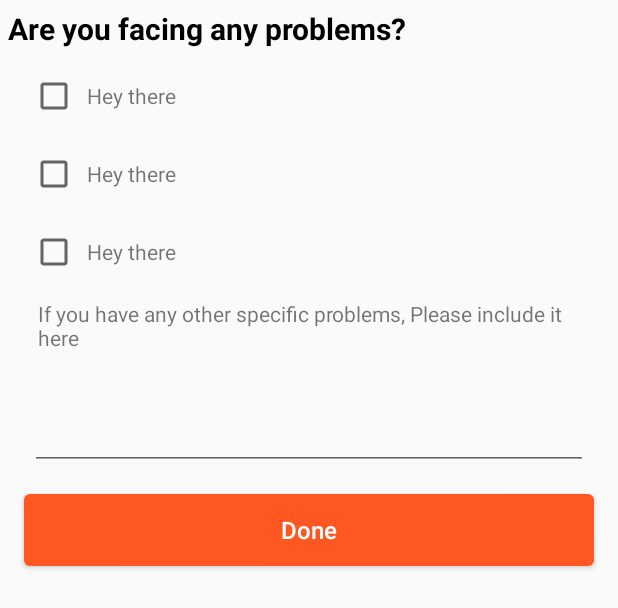
After one commit to KashyapBhat/QuarantineMe, an Android app: the layout select_health_issue.xml on its own in the app's theme, with its tools: preview values and no code run, on a phone screen of 412 x 824 dp. The commit adds this screen. Shown: the top 608 px of the screen. Run offline under Robolectric (Android 15) with nearby library versions, the phone set to English and light mode, and no system bars.

Commit message:
--- bottomsheet for issues added

```diff
--- a/app/src/main/java/kashyap/in/yajurvedaproject/ProfileFragment.kt
+++ b/app/src/main/java/kashyap/in/yajurvedaproject/ProfileFragment.kt
@@ -8,6 +8,7 @@ import android.view.ViewGroup
 import com.google.firebase.firestore.FirebaseFirestore
 import kashyap.`in`.yajurvedaproject.base.BaseFragment
 import kashyap.`in`.yajurvedaproject.common.HOME_ADDRESS
+import kashyap.`in`.yajurvedaproject.common.PROFILE_DOC
 import kashyap.`in`.yajurvedaproject.common.USER_EMAIL
 import kashyap.`in`.yajurvedaproject.common.USER_NAME
 import kashyap.`in`.yajurvedaproject.utils.PrefUtils
@@ -72,7 +73,7 @@ class ProfileFragment : BaseFragment() {
         )
         val db = FirebaseFirestore.getInstance()
         db.collection(PrefUtils.userId(context))
-            .document("2Profile")
+            .document(PROFILE_DOC)
             .set(init)
             .addOnSuccessListener { documentReference ->
                 Log.d("TAG", "DocumentSnapshot added with ID: $documentReference")
--- a/app/src/main/java/kashyap/in/yajurvedaproject/common/Constants.kt
+++ b/app/src/main/java/kashyap/in/yajurvedaproject/common/Constants.kt
@@ -49,7 +49,13 @@ const val USER_PHONE_NUMBER = "UserPhoneNumber"
 const val USER_ID = "UserID"
 const val USER_NAME = "UserName"
 const val USER_EMAIL = "UserEmail"
+const val ISSUE_SELECTED = "IssuesSelected"
+const val WRITTEN_ISSUE = "WrittenIssue"
 
+// Firebase Document Names
+const val INIT_DOC = "1Init"
+const val PROFILE_DOC = "2Profile"
+const val ISSUES_DOC = "3Issues"
 
 //View related
 
--- a/app/src/main/java/kashyap/in/yajurvedaproject/models/Quarantine.kt
+++ b/app/src/main/java/kashyap/in/yajurvedaproject/models/Quarantine.kt
@@ -12,6 +12,7 @@ data class Quarantine(
     val informationList: List<Information?>?,
     val notificationList: List<Notification?>?,
     val bannerImages: List<String?>?,
+    val healthIssues: List<String?>?,
     val xMins: Long? = 15,
     val emergencyNumber: String?
 ) : Parcelable
--- a/app/src/main/java/kashyap/in/yajurvedaproject/userseperation/SeparationActivity.kt
+++ b/app/src/main/java/kashyap/in/yajurvedaproject/userseperation/SeparationActivity.kt
@@ -85,7 +85,7 @@ class SeparationActivity : BaseActivity() {
         )
         val db = FirebaseFirestore.getInstance()
         db.collection(PrefUtils.userId(context))
-            .document("1Init")
+            .document(INIT_DOC)
             .set(init)
             .addOnSuccessListener { documentReference ->
                 Log.d("TAG", "DocumentSnapshot added with ID: $documentReference")
--- a/app/src/main/res/layout/fragment_profile.xml
+++ b/app/src/main/res/layout/fragment_profile.xml
@@ -135,7 +135,10 @@
                 android:id="@+id/etAddress"
                 style="@style/EditText"
                 android:layout_width="match_parent"
-                android:layout_height="wrap_content" />
+                android:gravity="top|left"
+                android:scrollbars="vertical"
+                android:layout_height="wrap_content"
+                android:lines="4" />
 
             <View
                 android:id="@+id/iMEIDivider"
--- /dev/null
+++ b/app/src/main/res/layout/item_issues.xml
@@ -0,0 +1,32 @@
+<?xml version="1.0" encoding="utf-8"?>
+<LinearLayout xmlns:android="http://schemas.android.com/apk/res/android"
+    android:layout_width="match_parent"
+    android:layout_height="wrap_content"
+    android:orientation="vertical">
+
+    <LinearLayout
+        android:id="@+id/llTnC"
+        android:layout_width="match_parent"
+        android:layout_height="wrap_content"
+        android:layout_marginBottom="@dimen/_10dp"
+        android:animateLayoutChanges="true"
+        android:orientation="horizontal"
+        android:paddingTop="@dimen/_10dp"
+        android:visibility="visible">
+
+        <CheckBox
+            android:id="@+id/checkbox"
+            android:layout_width="wrap_content"
+            android:layout_height="wrap_content"
+            android:checked="false"
+            android:padding="2dp" />
+
+        <TextView
+            android:id="@+id/tvTnCAgreement"
+            android:layout_width="wrap_content"
+            android:layout_height="wrap_content"
+            android:padding="2dp"
+            android:text="Hey there" />
+
+    </LinearLayout>
+</LinearLayout>
--- /dev/null
+++ b/app/src/main/res/layout/select_health_issue.xml
@@ -0,0 +1,61 @@
+<?xml version="1.0" encoding="utf-8"?>
+<RelativeLayout xmlns:android="http://schemas.android.com/apk/res/android"
+    xmlns:tools="http://schemas.android.com/tools"
+    android:layout_width="match_parent"
+    android:layout_height="wrap_content">
+
+    <TextView
+        android:id="@+id/tvTitle"
+        android:layout_width="match_parent"
+        android:layout_height="wrap_content"
+        android:layout_alignParentTop="true"
+        android:padding="@dimen/_5dp"
+        android:text="Are you facing any problems?"
+        android:textColor="@color/black"
+        android:textSize="@dimen/font_20sp"
+        android:textStyle="bold" />
+
+    <androidx.recyclerview.widget.RecyclerView
+        android:id="@+id/rvIssue"
+        android:layout_width="match_parent"
+        android:layout_height="wrap_content"
+        android:layout_below="@+id/tvTitle"
+        android:layout_marginStart="@dimen/_20dp"
+        android:layout_marginEnd="@dimen/_20dp"
+        tools:listitem="@layout/item_issues" />
+
+    <TextView
+        android:id="@+id/tvIssueWritten"
+        android:layout_width="match_parent"
+        android:layout_height="wrap_content"
+        android:layout_below="@+id/rvIssue"
+        android:layout_marginStart="@dimen/_20dp"
+        android:layout_marginEnd="@dimen/_20dp"
+        android:padding="@dimen/_5dp"
+        android:text="If you have any other specific problems, Please include it here"
+        android:textSize="14sp" />
+
+    <EditText
+        android:id="@+id/etIssueWritten"
+        android:layout_width="match_parent"
+        android:layout_height="wrap_content"
+        android:layout_below="@+id/tvIssueWritten"
+        android:layout_marginStart="@dimen/_20dp"
+        android:layout_marginTop="2dp"
+        android:layout_marginEnd="@dimen/_20dp"
+        android:gravity="top|left"
+        android:inputType="textMultiLine"
+        android:lines="3"
+        android:scrollbars="vertical"
+        android:textSize="@dimen/font_13sp" />
+
+    <Button
+        android:id="@+id/btDone"
+        style="@style/Button"
+        android:layout_width="match_parent"
+        android:layout_height="wrap_content"
+        android:layout_below="@+id/etIssueWritten"
+        android:layout_alignParentBottom="false"
+        android:layout_marginTop="@dimen/_10dp"
+        android:text="Done" />
+</RelativeLayout>
--- a/app/src/main/res/values/styles.xml
+++ b/app/src/main/res/values/styles.xml
@@ -46,6 +46,12 @@
         <item name="android:textSize">@dimen/_15dp</item>
     </style>
 
+    <style name="DialogStyle" parent="Theme.Design.Light.BottomSheetDialog">
+        <item name="android:windowIsFloating">false</item>
+        <item name="android:statusBarColor">@android:color/transparent</item>
+        <item name="android:windowSoftInputMode">adjustResize</item>
+    </style>
+
     <style name="FilledEditText">
         <item name="android:alpha">0.4</item>
         <item name="android:layout_marginTop">@dimen/_8dp</item>
```
Also changed, not shown: app/src/main/java/kashyap/in/yajurvedaproject/issue/IssueAdapter.java (added, +66 -0 lines), app/src/main/java/kashyap/in/yajurvedaproject/quarantine/QuarantinedHomeFragment.kt (+63 -1 lines).
